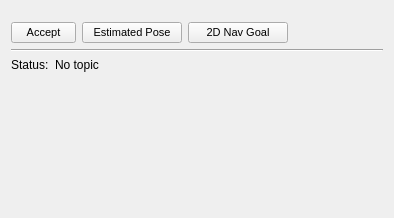
RobotnikAutomation/mapviz, file mapviz_plugins/ui/mission_command_config.ui: the form before one commit.
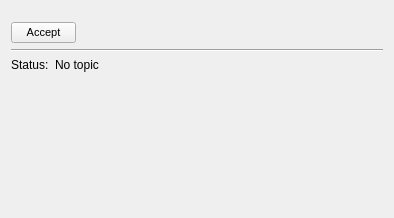
The form after the commit. Icons and pictures are not drawn.

Commit message: deleted initial_pose and goal buttons

What changed in the file:
```diff
--- a/mapviz_plugins/ui/mission_command_config.ui
+++ b/mapviz_plugins/ui/mission_command_config.ui
@@ -53,7 +53,7 @@
        </property>
       </widget>
      </item>
-     <item>
+     <!-- <item>
       <widget class="QPushButton" name="pushButtonInitialPose">
        <property name="minimumSize">
         <size>
@@ -120,7 +120,7 @@
         <bool>true</bool>
        </property>
       </widget>
-     </item>
+     </item> -->
      <item>
       <spacer name="horizontalSpacer">
        <property name="orientation">
```
The commit also changes 2 other files.
